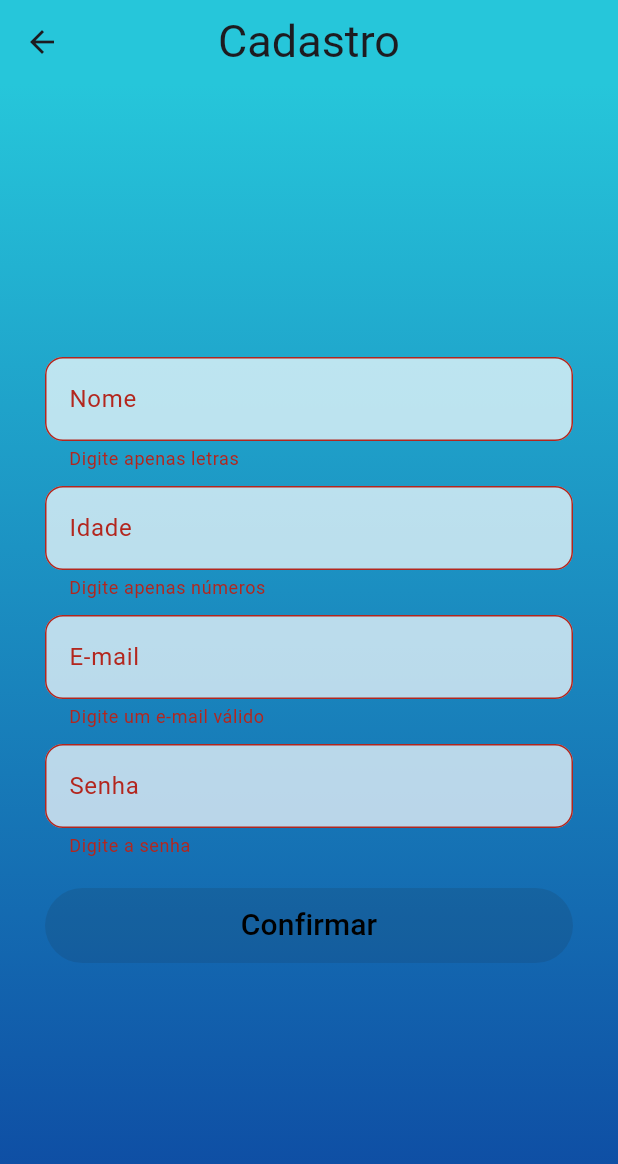
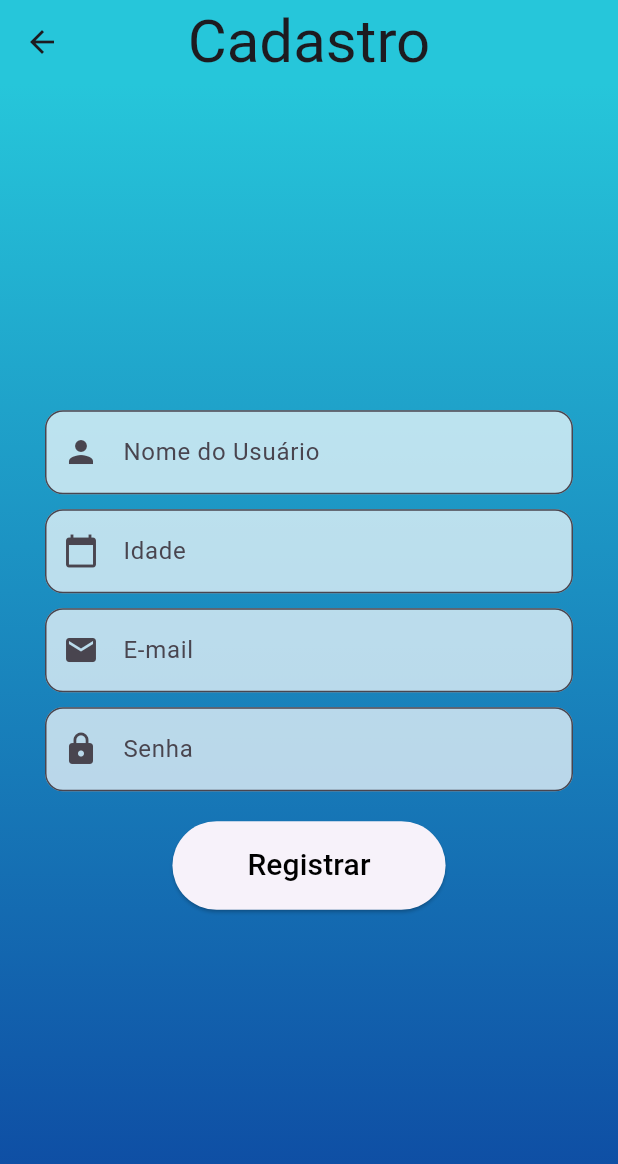
Before and after one commit to caiolara090/GameStore, a Flutter app: the RegistrationScreen screen opened directly, on a phone screen of 412 x 824 dp. Shown: the top 1164 px of the screen. Run offline on Flutter 3.47's test engine with Material 3 defaults, Android fonts, the phone set to English and light mode, and no system bars.

Commit message:
Adicao_de_JSON_para_backend

```diff
--- a/gamestore/lib/PaginaCadastro.dart
+++ b/gamestore/lib/PaginaCadastro.dart
@@ -1,4 +1,5 @@
 import 'package:flutter/material.dart';
+import 'dart:convert';
 
 class RegistrationScreen extends StatefulWidget {
   const RegistrationScreen({Key? key}) : super(key: key);
@@ -8,22 +9,22 @@ class RegistrationScreen extends StatefulWidget {
 }
 
 class _RegistrationScreenState extends State<RegistrationScreen> {
-  TextEditingController nameController = TextEditingController();
-  TextEditingController ageController = TextEditingController();
-  TextEditingController emailController = TextEditingController();
-  TextEditingController passwordController = TextEditingController();
-
-  bool isButtonEnabled = false;
+  final TextEditingController _nameController = TextEditingController();
+  final TextEditingController _ageController = TextEditingController();
+  final TextEditingController _emailController = TextEditingController();
+  final TextEditingController _passwordController = TextEditingController();
+  final GlobalKey<FormState> _formKey = GlobalKey<FormState>();
 
   @override
   Widget build(BuildContext context) {
     return Scaffold(
       appBar: AppBar(
+        centerTitle: true,
         title: const Text(
           'Cadastro',
-          style: TextStyle(fontSize: 30.0)),
-        centerTitle: true,
-        backgroundColor:  Colors.cyan.shade400,
+          style: TextStyle(fontSize: 40.0),
+        ),
+        backgroundColor: Colors.cyan.shade400,
         leading: IconButton(
           icon: const Icon(Icons.arrow_back),
           onPressed: () {
@@ -36,26 +37,28 @@ class _RegistrationScreenState extends State<RegistrationScreen> {
           gradient: LinearGradient(
             begin: Alignment.topCenter,
             end: Alignment.bottomCenter,
-            colors: [Colors.cyan.shade400, Colors.blue.shade900,],
+            colors: [Colors.cyan.shade400, Colors.blue.shade900],
           ),
         ),
-        child: Padding(
         padding: const EdgeInsets.all(30.0),
+        child: Form(
+          key: _formKey,
           child: Column(
             mainAxisAlignment: MainAxisAlignment.center,
             children: [
               _buildTextField(
-                controller: nameController,
-                labelText: 'Nome',
+                controller: _nameController,
+                labelText: 'Nome do Usuário',
                 validator: (value) {
                   return value!.isEmpty || !RegExp(r'^[a-zA-Z ]+$').hasMatch(value)
                       ? 'Digite apenas letras'
                       : null;
                 },
+                icon: Icons.person,
               ),
-              const SizedBox(height: 10),  // Adicionado espaço entre os campos
+              const SizedBox(height: 10),
               _buildTextField(
-                controller: ageController,
+                controller: _ageController,
                 labelText: 'Idade',
                 inputType: TextInputType.number,
                 validator: (value) {
@@ -63,39 +66,38 @@ class _RegistrationScreenState extends State<RegistrationScreen> {
                       ? 'Digite apenas números'
                       : null;
                 },
+                icon: Icons.calendar_today,
               ),
-              const SizedBox(height: 10),  // Adicionado espaço entre os campos
+              const SizedBox(height: 10),
               _buildTextField(
-                controller: emailController,
+                controller: _emailController,
                 labelText: 'E-mail',
                 validator: (value) {
                   return value!.isEmpty || !RegExp(r'^[a-zA-Z0-9._%+-]+@[a-zA-Z0-9.-]+\.[a-zA-Z]{2,}$').hasMatch(value)
                       ? 'Digite um e-mail válido'
                       : null;
                 },
+                icon: Icons.email,
               ),
-              const SizedBox(height: 10),  // Adicionado espaço entre os campos
+              const SizedBox(height: 10),
               _buildTextField(
-                controller: passwordController,
+                controller: _passwordController,
                 labelText: 'Senha',
                 isPassword: true,
                 validator: (value) {
                   return value!.isEmpty ? 'Digite a senha' : null;
                 },
+                icon: Icons.lock,
               ),
               const SizedBox(height: 20),
-            Container(
-              height: 50,  // Ajuste a altura conforme necessário
-              width: double.infinity,  // Ocupar a largura total disponível
-              child: ElevatedButton(
-                onPressed: isButtonEnabled ? _confirmRegistration : null,
+              ElevatedButton(
+                onPressed: _register,
                 style: ElevatedButton.styleFrom(
-                  backgroundColor: Colors.white,
+                  padding: const EdgeInsets.symmetric(vertical: 15.0, horizontal: 50),
                 ),
                 child: const Text(
-                  'Confirmar',
-                  style: TextStyle(fontSize: 20, color: Colors.black),  // Ajuste o tamanho do texto conforme necessário
-                ),
+                  'Registrar',
+                  style: TextStyle(fontSize: 20.0, color: Colors.black),
                 ),
               ),
             ],
@@ -108,48 +110,67 @@ class _RegistrationScreenState extends State<RegistrationScreen> {
   Widget _buildTextField({
     required TextEditingController controller,
     required String labelText,
+    bool isPassword = false,
     TextInputType? inputType,
-  bool isPassword = false,
     String? Function(String?)? validator,
+    IconData? icon,
   }) {
     return TextFormField(
       controller: controller,
       keyboardType: inputType,
-    obscureText: isPassword,
       decoration: InputDecoration(
         labelText: labelText,
+        prefixIcon: icon != null ? Icon(icon) : null,
         border: OutlineInputBorder(
-        borderRadius: BorderRadius.circular(12.0), // Definindo os cantos arredondados
+          borderRadius: BorderRadius.circular(12.0),
         ),
-      errorText: validator != null ? validator(controller.text) : null,
         filled: true,
         fillColor: const Color.fromARGB(255, 255, 255, 255).withOpacity(0.7),
+        focusedBorder: OutlineInputBorder(
+          borderRadius: BorderRadius.circular(12.0),
+          borderSide: const BorderSide(color: Colors.blue, width: 2.0),
         ),
-    onChanged: (_) => _updateButtonState(),
+        errorBorder: OutlineInputBorder(
+          borderRadius: BorderRadius.circular(12.0),
+          borderSide: const BorderSide(color: Colors.red, width: 2.0),
+        ),
+        focusedErrorBorder: OutlineInputBorder(
+          borderRadius: BorderRadius.circular(12.0),
+          borderSide: const BorderSide(color: Colors.red, width: 2.0),
+        ),
+      ),
+      obscureText: isPassword,
+      validator: validator,
     );
   }
 
+  void _register() {
+  if (_formKey.currentState!.validate()) {
+    final String name = _nameController.text.trim();
+    final String age = _ageController.text.trim();
+    final String email = _emailController.text.trim();
+    final String password = _passwordController.text.trim();
 
-  void _updateButtonState() {
-    final bool isNameValid = RegExp(r'^[a-zA-Z ]+$').hasMatch(nameController.text);
-    final bool isAgeValid = RegExp(r'^[0-9]+$').hasMatch(ageController.text);
-    final bool isEmailValid = RegExp(r'^[a-zA-Z0-9._%+-]+@[a-zA-Z0-9.-]+\.[a-zA-Z]{2,}$').hasMatch(emailController.text);
-    final bool isPasswordValid = passwordController.text.isNotEmpty;
+    // Criando um mapa com os dados do formulário
+    final Map<String, dynamic> formData = {
+      'name': name,
+      'age': age,
+      'email': email,
+      'password': password,
+    };
 
-    setState(() {
-      isButtonEnabled = isNameValid && isAgeValid && isEmailValid && isPasswordValid;
-    });
-  }
+    // Convertendo o mapa em uma string JSON
+    final String jsonData = jsonEncode(formData);
 
-  // Medida provisória!
-  void _confirmRegistration() {
-    // Adicione aqui a lógica para processar o cadastro
-    // Você pode acessar os valores dos campos usando as variáveis do controlador
-    print('Nome: ${nameController.text}');
-    print('Idade: ${ageController.text}');
-    print('E-mail: ${emailController.text}');
-    print('Senha: ${passwordController.text}');
+    // Aqui você pode fazer o que quiser com o JSON gerado
+    print(jsonData);
 
-    // Aqui você pode navegar para a próxima tela ou realizar outras ações necessárias
+    // Lógica adicional de registro, como enviar para um servidor, etc.
+    ScaffoldMessenger.of(context).showSnackBar(
+      SnackBar(
+        content: Text('Registro bem-sucedido para $name!'),
+      ),
+    );
   }
 }
+}
```
Lines whose indentation alone changed are shown as unchanged.
